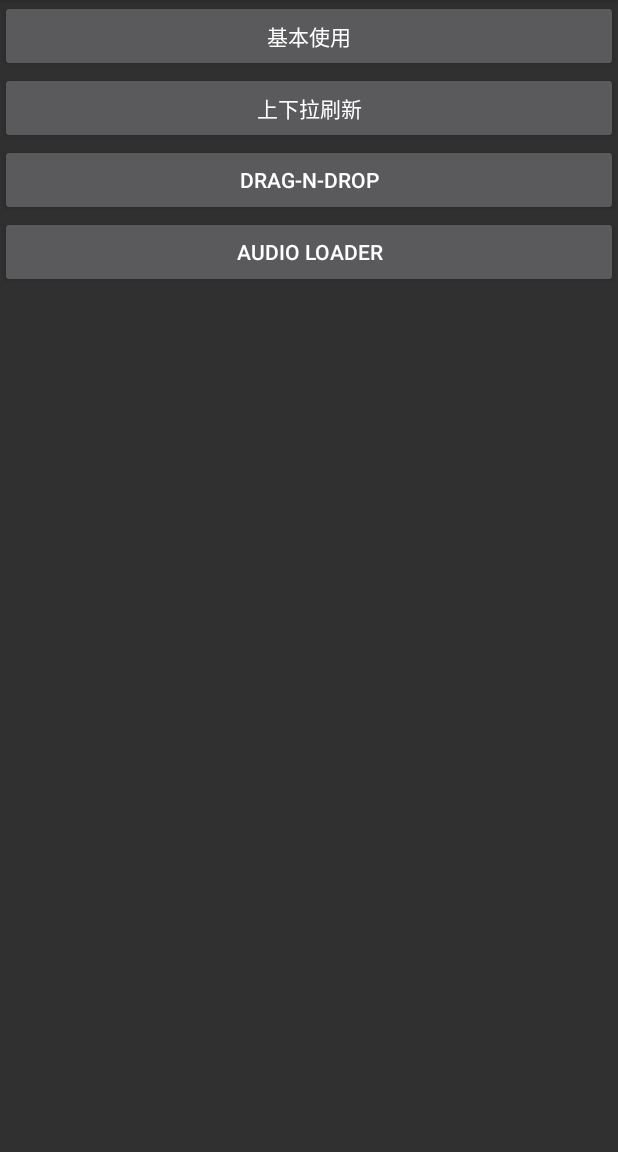
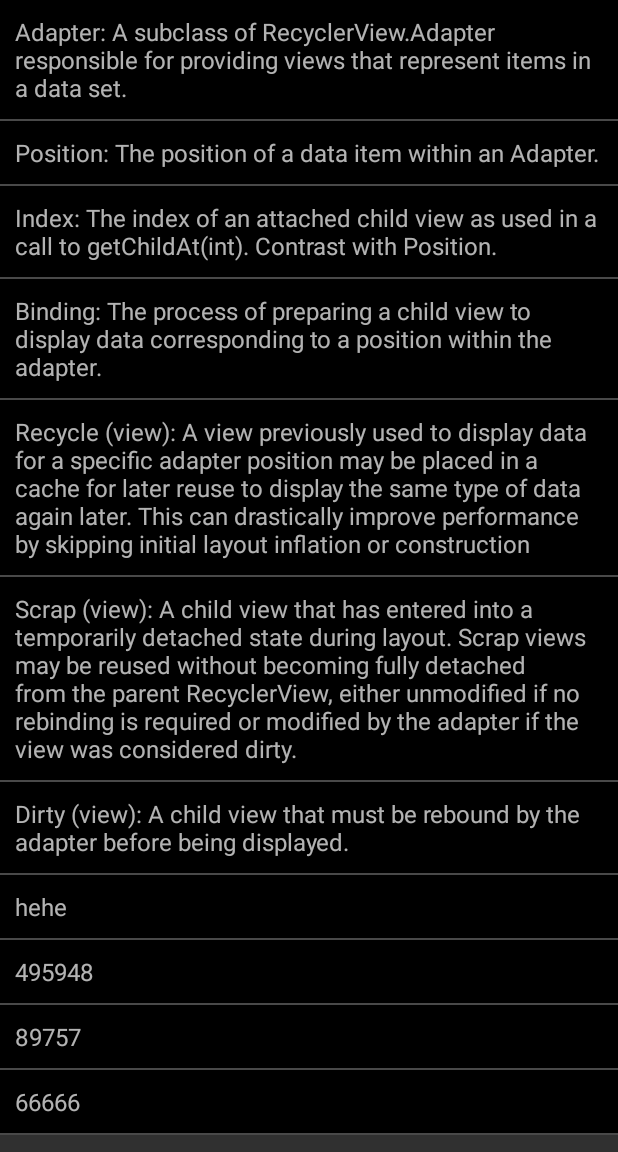
Before and after one commit to gao746700783/smartadapter, an Android app: the screen it shows after launch (MainActivity before the commit, DragnDropActivity after it), after a tap on "DRAG-N-DROP", on a phone screen of 412 x 824 dp, the part 84-1236 px from its top. Run offline under Robolectric (Android 15) with nearby library versions, the phone set to English and light mode, and no system bars.

Commit message:
drag n drop features；

```diff
--- a/app/build.gradle
+++ b/app/build.gradle
@@ -29,4 +29,5 @@ dependencies {
     compile 'com.android.support.constraint:constraint-layout:1.0.2'
     testCompile 'junit:junit:4.12'
     compile project(':irecyclerview-module')
+    compile 'com.android.support:cardview-v7:25.3.1'
 }
--- a/app/src/main/AndroidManifest.xml
+++ b/app/src/main/AndroidManifest.xml
@@ -4,6 +4,7 @@
           xmlns:tools="http://schemas.android.com/tools">
 
     <uses-permission android:name="android.permission.READ_EXTERNAL_STORAGE"/>
+    <uses-permission android:name="android.permission.INTERNET"/>
 
     <application
         android:allowBackup="true"
@@ -23,7 +24,9 @@
         </activity>
         <activity android:name=".BaseUseActivity"/>
         <activity android:name=".PullUpDownActivity"/>
+        <activity android:name=".DragnDropActivity"/>
         <activity android:name=".loader.LoaderAudioActivity"/>
+        <activity android:name=".AudioPlayActivity"/>
 
 
     </application>
--- /dev/null
+++ b/app/src/main/java/com/smart/recycler/DragnDropActivity.java
@@ -0,0 +1,83 @@
+package com.smart.recycler;
+
+import android.os.Bundle;
+import android.support.v7.app.AppCompatActivity;
+import android.support.v7.widget.LinearLayoutManager;
+import android.support.v7.widget.helper.ItemTouchHelper;
+import android.widget.LinearLayout;
+
+import com.smart.adapter.recyclerview.ViewHolder;
+import com.smart.view.decoration.DividerItemDecoration;
+import com.smart.view.dragndrop.adapter.DragDropRecyclerAdapter;
+import com.smart.view.dragndrop.helper.SimpleItemTouchHelperCallback;
+import com.smart.view.recyclerview.EmptyRecyclerView;
+
+import java.util.ArrayList;
+import java.util.Arrays;
+import java.util.List;
+
+public class DragnDropActivity extends AppCompatActivity {
+
+    private String[] mDatas = {
+            "Adapter: A subclass of RecyclerView.Adapter responsible for providing views that represent items in a data set.",
+            "Position: The position of a data item within an Adapter.",
+            "Index: The index of an attached child view as used in a call to getChildAt(int). Contrast with Position.",
+            "Binding: The process of preparing a child view to display data corresponding to a position within the adapter.",
+            "Recycle (view): A view previously used to display data for a specific adapter position may be placed in a cache for later reuse to display the same type of data again later. This can drastically improve performance by skipping initial layout inflation or construction",
+            "Scrap (view): A child view that has entered into a temporarily detached state during layout. Scrap views may be reused without becoming fully detached from the parent RecyclerView, either unmodified if no rebinding is required or modified by the adapter if the view was considered dirty.",
+            "Dirty (view): A child view that must be rebound by the adapter before being displayed.",
+            "hehe",
+            "495948",
+            "89757",
+            "66666"
+    };
+    private List<String> dataList = new ArrayList<>();
+
+    EmptyRecyclerView mRvList;
+    DragDropRecyclerAdapter<String> mAdapter;
+
+    LinearLayout mEmptyView;
+
+    private ItemTouchHelper mItemTouchHelper;
+
+    @Override
+    protected void onCreate(Bundle savedInstanceState) {
+        super.onCreate(savedInstanceState);
+        setContentView(R.layout.activity_base_use);
+
+
+        mEmptyView = (LinearLayout) findViewById(R.id.linear_empty);
+        mRvList = (EmptyRecyclerView) findViewById(R.id.rv_base_use);
+
+        dataList.addAll(Arrays.asList(mDatas));
+
+        mAdapter = new DragDropRecyclerAdapter<String>(this, R.layout.layout_list_item, dataList) {
+            @Override
+            protected void convert(ViewHolder holder, String o) {
+                holder.setText(R.id.tv_data, o);
+            }
+        };
+
+        // use a linear layout manager
+        LinearLayoutManager mLayoutManager = new LinearLayoutManager(this);
+        mLayoutManager.setOrientation(LinearLayoutManager.VERTICAL);
+        mRvList.setLayoutManager(mLayoutManager);
+
+        DividerItemDecoration itemDecoration = new DividerItemDecoration(this,
+                DividerItemDecoration.VERTICAL_LIST);
+        mRvList.addItemDecoration(itemDecoration);
+
+        mRvList.setAdapter(mAdapter);
+
+        mRvList.setEmptyView(mEmptyView);
+
+        SimpleItemTouchHelperCallback callback = new SimpleItemTouchHelperCallback(mAdapter);
+        callback.setLongPressDragEnabled(true);
+        callback.setItemViewSwipeEnabled(true);
+
+        mItemTouchHelper = new ItemTouchHelper(callback);
+        mItemTouchHelper.attachToRecyclerView(mRvList);
+
+    }
+
+}
--- a/app/src/main/java/com/smart/recycler/MainActivity.java
+++ b/app/src/main/java/com/smart/recycler/MainActivity.java
@@ -18,6 +18,7 @@ public class MainActivity extends AppCompatActivity implements View.OnClickListe
         findViewById(R.id.btn_pull_up_down).setOnClickListener(this);
         findViewById(R.id.btn_drag_n_drop).setOnClickListener(this);
         findViewById(R.id.btn_audio_list).setOnClickListener(this);
+        findViewById(R.id.btn_audio_play).setOnClickListener(this);
 
 
     }
@@ -32,8 +33,14 @@ public class MainActivity extends AppCompatActivity implements View.OnClickListe
             case R.id.btn_pull_up_down:
                 startActivity(new Intent(this, PullUpDownActivity.class));
                 break;
+            case R.id.btn_drag_n_drop:
+                startActivity(new Intent(this, DragnDropActivity.class));
+                break;
             case R.id.btn_audio_list:
                 startActivity(new Intent(this, LoaderAudioActivity.class));
+                break;
+            case R.id.btn_audio_play:
+                startActivity(new Intent(this, AudioPlayActivity.class));
                 break;
             default:
                 break;
--- a/app/src/main/java/com/smart/recycler/loader/LoaderAudioActivity.java
+++ b/app/src/main/java/com/smart/recycler/loader/LoaderAudioActivity.java
@@ -56,7 +56,7 @@ public class LoaderAudioActivity extends AppCompatActivity {
 
             mAdapter = new SimpleCursorAdapter(this.getActivity(),
                     R.layout.layout_list_item_audio, null,
-                    new String[]{MediaStore.Audio.Media.TITLE, MediaStore.Audio.Media.ARTIST},
+                    new String[]{MediaStore.Audio.Media.DISPLAY_NAME, MediaStore.Audio.Media.ARTIST},
                     new int[]{R.id.tv_audio_title, R.id.tv_audio_artist}, 0);
             setListAdapter(mAdapter);
 
--- a/app/src/main/res/layout/activity_main.xml
+++ b/app/src/main/res/layout/activity_main.xml
@@ -31,4 +31,10 @@
         android:layout_height="wrap_content"
         android:text="Audio Loader"/>
 
+    <Button
+        android:id="@+id/btn_audio_play"
+        android:layout_width="match_parent"
+        android:layout_height="wrap_content"
+        android:text="Audio Play"/>
+
 </LinearLayout>
--- a/irecyclerview-module/src/main/java/com/smart/adapter/recyclerview/CommonAdapter.java
+++ b/irecyclerview-module/src/main/java/com/smart/adapter/recyclerview/CommonAdapter.java
@@ -17,6 +17,7 @@ import java.util.List;
  * Date: 2017/6/23 上午11:22 <br/>
  */
 public abstract class CommonAdapter<T> extends RecyclerView.Adapter<ViewHolder> {
+
     protected Context mContext;
     protected int mLayoutId;
     protected List<T> mDataList;
@@ -25,7 +26,7 @@ public abstract class CommonAdapter<T> extends RecyclerView.Adapter<ViewHolder>
     // add by me
     protected boolean mHasHeaderOrFooter;
 
-    private OnItemClickListener mOnItemClickListener;
+    private OnItemClickListener<T> mOnItemClickListener;
 
     public CommonAdapter(Context context, int layoutId, List<T> datas) {
         this(context, layoutId, datas, false);
@@ -106,5 +107,4 @@ public abstract class CommonAdapter<T> extends RecyclerView.Adapter<ViewHolder>
         return mDataList.size();
     }
 
-
 }
--- /dev/null
+++ b/irecyclerview-module/src/main/java/com/smart/view/dragndrop/adapter/DragDropRecyclerAdapter.java
@@ -0,0 +1,47 @@
+package com.smart.view.dragndrop.adapter;
+
+import android.content.Context;
+
+import com.smart.adapter.recyclerview.CommonAdapter;
+import com.smart.view.dragndrop.helper.ItemTouchHelperAdapter;
+
+import java.util.Collections;
+import java.util.List;
+
+/**
+ * Description: DragDropRecyclerAdapter
+ * <p>
+ * User: qiangzhang <br/>
+ * Date: 2017/6/28 上午11:13 <br/>
+ */
+public abstract class DragDropRecyclerAdapter<T> extends CommonAdapter<T>
+        implements ItemTouchHelperAdapter {
+
+    public DragDropRecyclerAdapter(Context context, int layoutId, List<T> datas) {
+        super(context, layoutId, datas);
+    }
+
+    @Override
+    public void onItemDismiss(int position) {
+        mDataList.remove(position);
+        notifyItemRemoved(position);
+    }
+
+    @Override
+    public boolean onItemMove(int fromPosition, int toPosition) {
+
+        if (fromPosition < toPosition) {
+            for (int i = fromPosition; i < toPosition; i++) {
+                Collections.swap(mDataList, i, i + 1);
+            }
+        } else {
+            for (int i = fromPosition; i > toPosition; i--) {
+                Collections.swap(mDataList, i, i - 1);
+            }
+        }
+
+        //Collections.swap(mDataList, fromPosition, toPosition);
+        notifyItemMoved(fromPosition, toPosition);
+        return true;
+    }
+}
--- /dev/null
+++ b/irecyclerview-module/src/main/java/com/smart/view/dragndrop/helper/ItemTouchHelperAdapter.java
@@ -0,0 +1,58 @@
+/*
+ * Copyright (C) 2015 Paul Burke
+ *
+ * Licensed under the Apache License, Version 2.0 (the "License");
+ * you may not use this file except in compliance with the License.
+ * You may obtain a copy of the License at
+ *
+ *      http://www.apache.org/licenses/LICENSE-2.0
+ *
+ * Unless required by applicable law or agreed to in writing, software
+ * distributed under the License is distributed on an "AS IS" BASIS,
+ * WITHOUT WARRANTIES OR CONDITIONS OF ANY KIND, either express or implied.
+ * See the License for the specific language governing permissions and
+ * limitations under the License.
+ */
+
+package com.smart.view.dragndrop.helper;
+
+import android.support.v7.widget.RecyclerView;
+import android.support.v7.widget.helper.ItemTouchHelper;
+
+/**
+ * Interface to listen for a move or dismissal event from a {@link ItemTouchHelper.Callback}.
+ *
+ * @author Paul Burke (ipaulpro)
+ */
+public interface ItemTouchHelperAdapter {
+
+    /**
+     * Called when an item has been dragged far enough to trigger a move. This is called every time
+     * an item is shifted, and <strong>not</strong> at the end of a "drop" event.<br/>
+     * <br/>
+     * Implementations should call {@link RecyclerView.Adapter#notifyItemMoved(int, int)} after
+     * adjusting the underlying data to reflect this move.
+     *
+     * @param fromPosition The start position of the moved item.
+     * @param toPosition   Then resolved position of the moved item.
+     * @return True if the item was moved to the new adapter position.
+     *
+     * @see RecyclerView#getAdapterPositionFor(RecyclerView.ViewHolder)
+     * @see RecyclerView.ViewHolder#getAdapterPosition()
+     */
+    boolean onItemMove(int fromPosition, int toPosition);
+
+
+    /**
+     * Called when an item has been dismissed by a swipe.<br/>
+     * <br/>
+     * Implementations should call {@link RecyclerView.Adapter#notifyItemRemoved(int)} after
+     * adjusting the underlying data to reflect this removal.
+     *
+     * @param position The position of the item dismissed.
+     *
+     * @see RecyclerView#getAdapterPositionFor(RecyclerView.ViewHolder)
+     * @see RecyclerView.ViewHolder#getAdapterPosition()
+     */
+    void onItemDismiss(int position);
+}
--- /dev/null
+++ b/irecyclerview-module/src/main/java/com/smart/view/dragndrop/helper/ItemTouchHelperViewHolder.java
@@ -0,0 +1,41 @@
+/*
+ * Copyright (C) 2015 Paul Burke
+ *
+ * Licensed under the Apache License, Version 2.0 (the "License");
+ * you may not use this file except in compliance with the License.
+ * You may obtain a copy of the License at
+ *
+ *      http://www.apache.org/licenses/LICENSE-2.0
+ *
+ * Unless required by applicable law or agreed to in writing, software
+ * distributed under the License is distributed on an "AS IS" BASIS,
+ * WITHOUT WARRANTIES OR CONDITIONS OF ANY KIND, either express or implied.
+ * See the License for the specific language governing permissions and
+ * limitations under the License.
+ */
+
+package com.smart.view.dragndrop.helper;
+
+import android.support.v7.widget.helper.ItemTouchHelper;
+
+/**
+ * Interface to notify an item ViewHolder of relevant callbacks from {@link
+ * ItemTouchHelper.Callback}.
+ *
+ * @author Paul Burke (ipaulpro)
+ */
+public interface ItemTouchHelperViewHolder {
+
+    /**
+     * Called when the {@link ItemTouchHelper} first registers an item as being moved or swiped.
+     * Implementations should update the item view to indicate it's active state.
+     */
+    void onItemSelected();
+
+
+    /**
+     * Called when the {@link ItemTouchHelper} has completed the move or swipe, and the active item
+     * state should be cleared.
+     */
+    void onItemClear();
+}
--- a/irecyclerview-module/src/main/res/drawable-v21/recycler_bg.xml
+++ b/irecyclerview-module/src/main/res/drawable-v21/recycler_bg.xml
@@ -1,6 +1,6 @@
 <?xml version="1.0" encoding="utf-8"?>
 <ripple xmlns:android="http://schemas.android.com/apk/res/android"
-        android:color="@android:color/background_light">
+        android:color="@android:color/darker_gray">
     <!-- 点击出现的水波纹的颜色 -->
     <item android:drawable="@drawable/shape_rect"/>
 </ripple>
```
Also changed, not shown: app/src/main/java/com/smart/recycler/AudioPlayActivity.java (added, +163 -0 lines), app/src/main/java/com/smart/recycler/loader/AudioLoader.java (+5 -3 lines), app/src/main/res/layout/activity_audio_play.xml (added, +72 -0 lines), irecyclerview-module/src/main/java/com/smart/view/dragndrop/helper/OnStartDragListener.java (added, +33 -0 lines), irecyclerview-module/src/main/java/com/smart/view/dragndrop/helper/OnStartSwipeListener.java (added, +33 -0 lines), irecyclerview-module/src/main/java/com/smart/view/dragndrop/helper/SimpleItemTouchHelperCallback.java (added, +141 -0 lines), app/src/main/res/drawable-hdpi/audio.png (added), app/src/main/res/drawable-hdpi/pause.png (added), app/src/main/res/drawable-hdpi/play.png (added).
